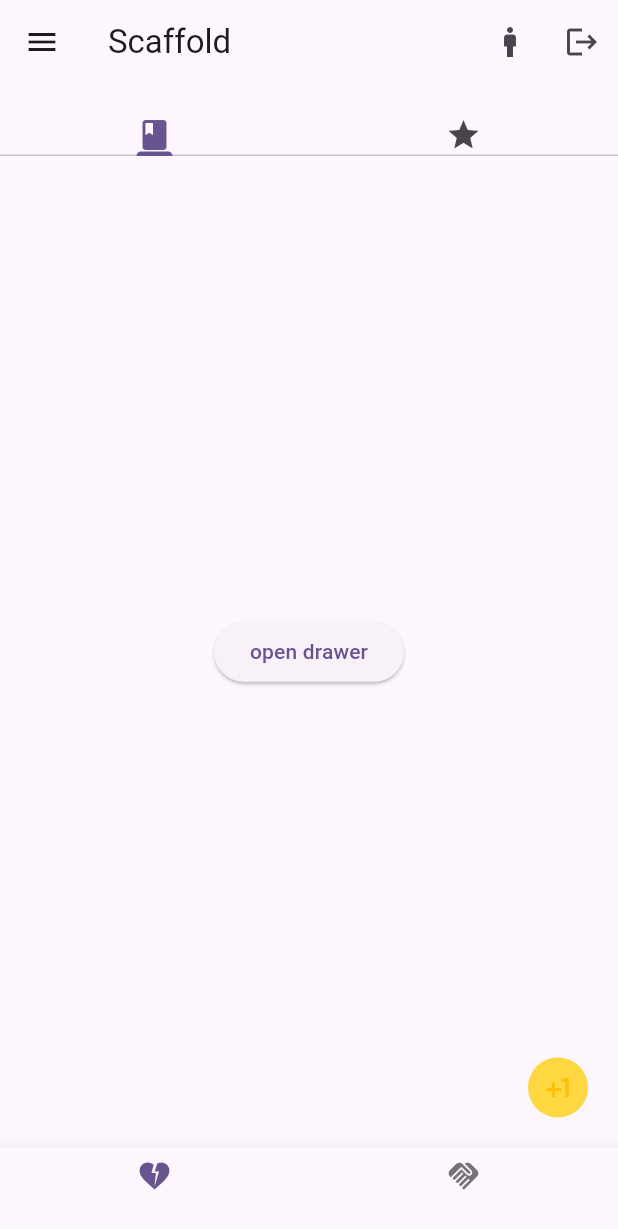
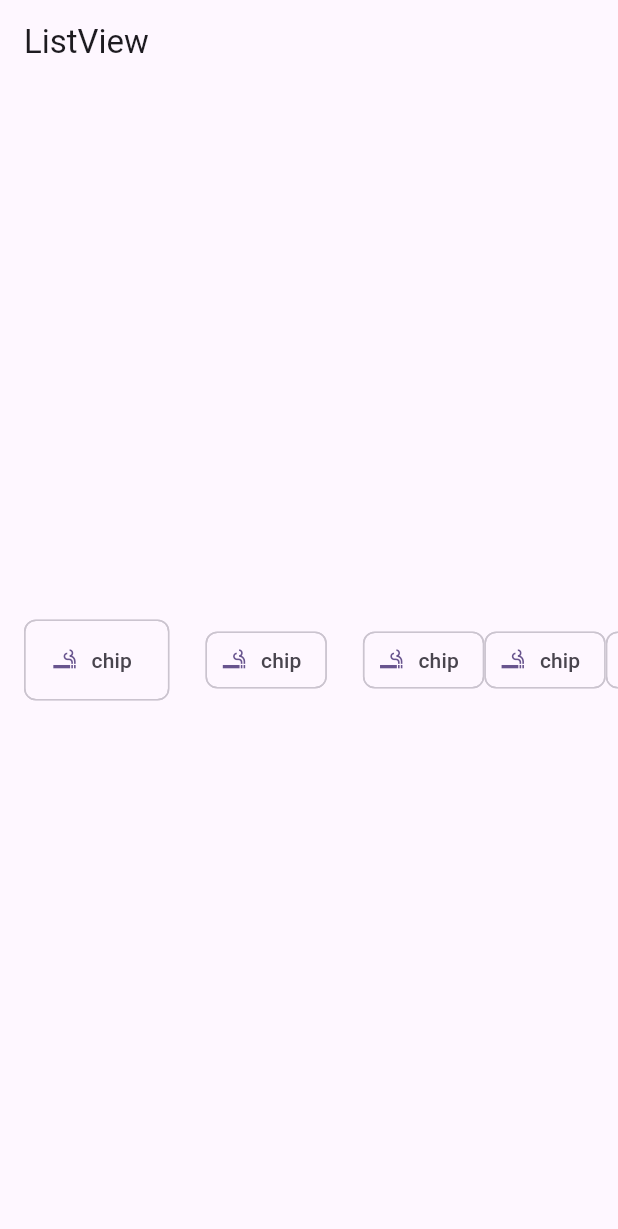
Before and after one commit to Suvisuttikasame/flutter-lab, a Flutter app: the screen it shows after launch, on a phone screen of 412 x 824 dp. Shown: the top 1229 px of the screen. Run offline on Flutter 3.47's test engine with Material 3 defaults, Android fonts, the phone set to English and light mode, and no system bars.

Commit message:
- [learn] list view

```diff
--- a/lib/main.dart
+++ b/lib/main.dart
@@ -3,6 +3,7 @@ import 'package:flutter_lab/pages/CompareInheritedWidgett/Compare_inherited_page
 import 'package:flutter_lab/pages/InheritedWidget/demo_inherited_page.dart';
 import 'package:flutter_lab/pages/InheritedWidget/Myprovider/my_provider.dart';
 import 'package:flutter_lab/pages/LearnScaffold/learn_scaffold.dart';
+import 'package:flutter_lab/pages/ListViewWidget/list_view_page.dart';
 
 void main() {
   runApp(const MyApp());
@@ -36,7 +37,7 @@ class MyApp extends StatelessWidget {
           colorScheme: ColorScheme.fromSeed(seedColor: Colors.deepPurple),
           useMaterial3: true,
         ),
-        home: const LearnScaffold(),
+        home: const MyListViewPage(),
       ),
     );
   }
--- /dev/null
+++ b/lib/pages/ListViewWidget/list_view_page.dart
@@ -0,0 +1,58 @@
+import 'package:flutter/material.dart';
+
+class MyListViewPage extends StatefulWidget {
+  const MyListViewPage({super.key});
+
+  @override
+  State<MyListViewPage> createState() => _MyListViewPageState();
+}
+
+class _MyListViewPageState extends State<MyListViewPage> {
+  final ScrollController _controller = ScrollController();
+
+  final List<Widget> items = const [
+    Chip(
+      avatar: Icon(Icons.smoking_rooms),
+      label: Text('chip'),
+      padding: EdgeInsets.all(16),
+    ),
+    Padding(
+      padding: EdgeInsets.all(24.0),
+      child: Chip(avatar: Icon(Icons.smoking_rooms), label: Text('chip')),
+    ),
+    Chip(avatar: Icon(Icons.smoking_rooms), label: Text('chip')),
+    Chip(avatar: Icon(Icons.smoking_rooms), label: Text('chip')),
+    Chip(avatar: Icon(Icons.smoking_rooms), label: Text('chip')),
+    Chip(avatar: Icon(Icons.smoking_rooms), label: Text('chip')),
+    Chip(avatar: Icon(Icons.smoking_rooms), label: Text('chip')),
+  ];
+
+  @override
+  void initState() {
+    _controller.addListener(() {
+      //scroll detect behavior
+      if (_controller.offset >= _controller.position.maxScrollExtent &&
+          !_controller.position.outOfRange) {
+        print('load more data');
+      }
+    });
+    super.initState();
+  }
+
+  @override
+  Widget build(BuildContext context) {
+    return Scaffold(
+      appBar: AppBar(
+        title: const Text('ListView'),
+      ),
+      body: ListView.builder(
+          controller: _controller,
+          scrollDirection: Axis.horizontal,
+          padding: const EdgeInsets.all(16),
+          itemCount: items.length,
+          itemBuilder: (context, index) {
+            return items[index];
+          }),
+    );
+  }
+}
```
